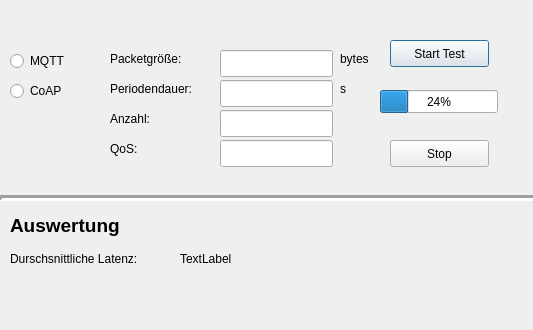
Qt form GUI/design.ui (maggi333/studienarbeit) before a commit.
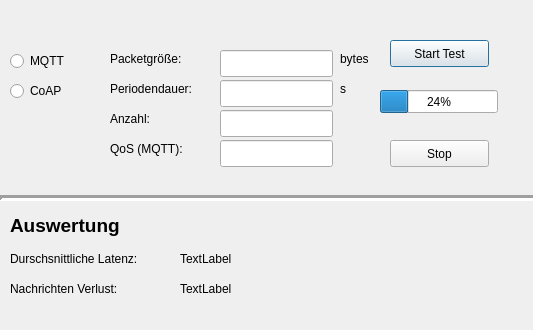
The same form after that commit.

Patch:
```diff
--- a/GUI/design.ui
+++ b/GUI/design.ui
@@ -180,7 +180,7 @@
     </rect>
    </property>
    <property name="text">
-    <string>QoS:</string>
+    <string>QoS (MQTT):</string>
    </property>
   </widget>
   <widget class="QLabel" name="label_5">
@@ -261,6 +261,32 @@
     <string>Durschsnittliche Latenz:</string>
    </property>
   </widget>
+  <widget class="QLabel" name="label_8">
+   <property name="geometry">
+    <rect>
+     <x>10</x>
+     <y>280</y>
+     <width>171</width>
+     <height>17</height>
+    </rect>
+   </property>
+   <property name="text">
+    <string>Nachrichten Verlust:</string>
+   </property>
+  </widget>
+  <widget class="QLabel" name="msg_lostLabel">
+   <property name="geometry">
+    <rect>
+     <x>180</x>
+     <y>280</y>
+     <width>67</width>
+     <height>17</height>
+    </rect>
+   </property>
+   <property name="text">
+    <string>TextLabel</string>
+   </property>
+  </widget>
  </widget>
  <resources/>
  <connections/>
```
